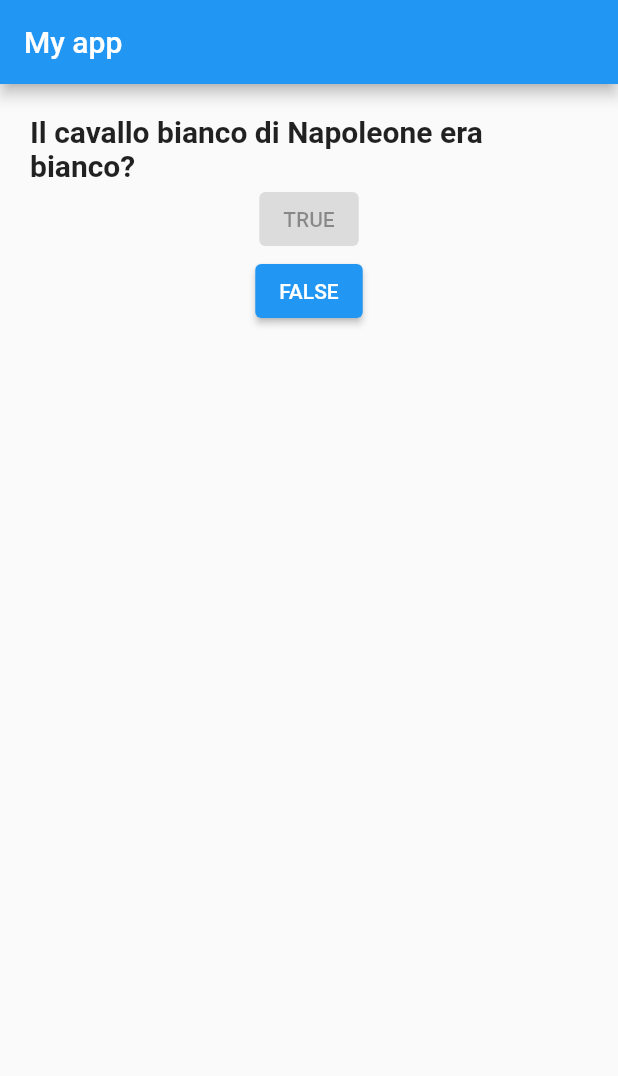
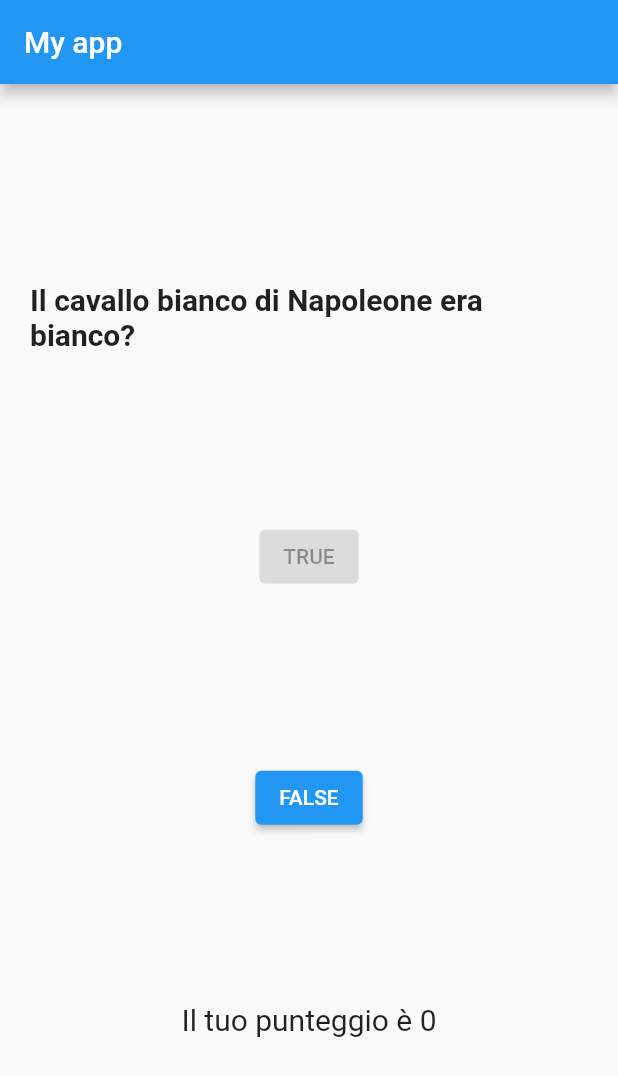
Before and after one commit to matteo14-git/my_flutter_app, a Flutter app: the screen it shows after launch, on a phone screen of 412 x 824 dp. Shown: the top 1076 px of the screen. Run offline on Flutter 3.47's test engine with Material 2 defaults, Android fonts, the phone set to English and light mode, and no system bars; missing offline and left inert: dart:ffi.

Commit message:
spacing & add score

```diff
--- a/lib/home.dart
+++ b/lib/home.dart
@@ -24,6 +24,7 @@ class MyHome extends StatelessWidget {
           width: double.infinity,
           padding: EdgeInsets.all(20),
           child: Column(
+            mainAxisAlignment: MainAxisAlignment.spaceEvenly,
             children: [
               Text(
                 questions[questionIndex].question,
@@ -40,6 +41,10 @@ class MyHome extends StatelessWidget {
                 onPressed: (() {}),
                 child: Text('FALSE'),
               ),
+              Text(
+                'Il tuo punteggio è 0',
+                style: TextStyle(fontSize: 20),
+              ),
             ],
           ),
         ));
```
